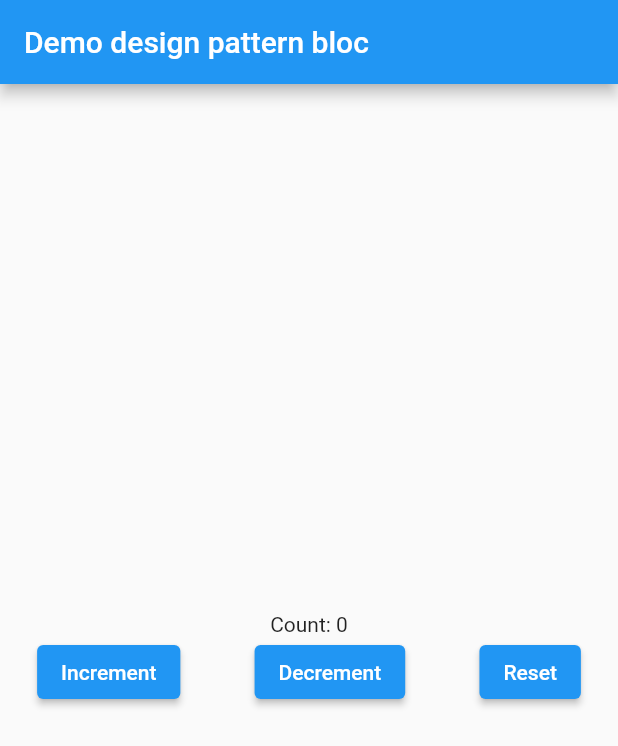
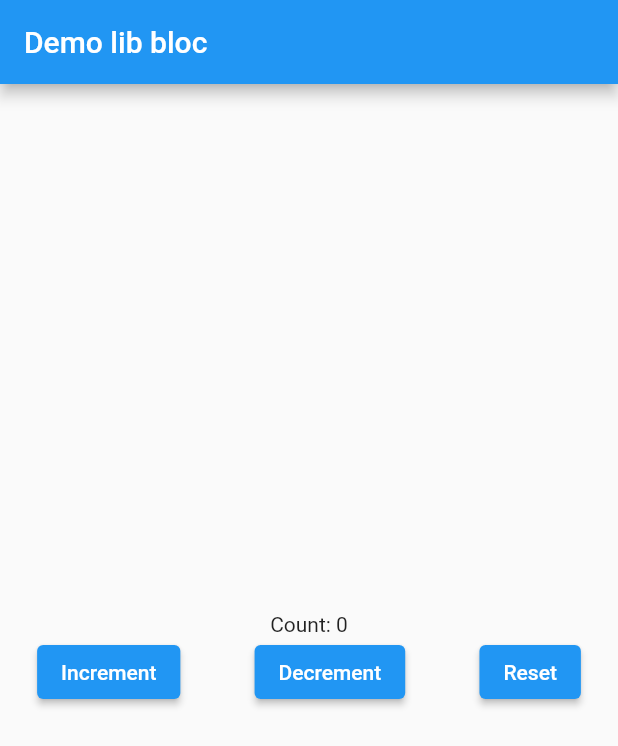
Before and after one commit to phamtanphat/flutter_lib_bloc_29092023, a Flutter app: the screen it shows after launch, on a phone screen of 412 x 824 dp. Shown: the top 746 px of the screen. Run offline on Flutter 3.47's test engine with Material 2 defaults, Android fonts, the light colour scheme and no system bars.

Commit message:
ui lib bloc

```diff
--- /dev/null
+++ b/lib/lib_bloc/demo_lib_bloc_page.dart
@@ -0,0 +1,35 @@
+import 'package:flutter/material.dart';
+
+class DemoLibBlocPage extends StatefulWidget {
+  @override
+  State<DemoLibBlocPage> createState() => _DemoLibBlocPageState();
+}
+
+class _DemoLibBlocPageState extends State<DemoLibBlocPage> {
+  @override
+  Widget build(BuildContext context) {
+    return Scaffold(
+      appBar: AppBar(
+        title: Text("Demo lib bloc"),
+      ),
+      body: Container(
+        constraints: BoxConstraints.expand(),
+        child: Column(
+          mainAxisAlignment: MainAxisAlignment.center,
+          crossAxisAlignment: CrossAxisAlignment.center,
+          children: [
+            Text("Count: 0"),
+            Row(
+              mainAxisAlignment: MainAxisAlignment.spaceAround,
+              children: [
+                ElevatedButton(onPressed: () {}, child: Text("Increment")),
+                ElevatedButton(onPressed: () {}, child: Text("Decrement")),
+                ElevatedButton(onPressed: () {}, child: Text("Reset")),
+              ],
+            )
+          ],
+        ),
+      ),
+    );
+  }
+}
--- a/lib/main.dart
+++ b/lib/main.dart
@@ -1,5 +1,6 @@
 import 'package:flutter/material.dart';
 import 'package:flutter_lib_bloc_29092023/design_pattern_bloc/demo_design_pattern_bloc_page.dart';
+import 'package:flutter_lib_bloc_29092023/lib_bloc/demo_lib_bloc_page.dart';
 
 void main() {
   runApp(const MyApp());
@@ -16,7 +17,7 @@ class MyApp extends StatelessWidget {
       theme: ThemeData(
         primarySwatch: Colors.blue,
       ),
-      home: DemoDesignPatternBlocPage()
+      home: DemoLibBlocPage()
     );
   }
 }
```
